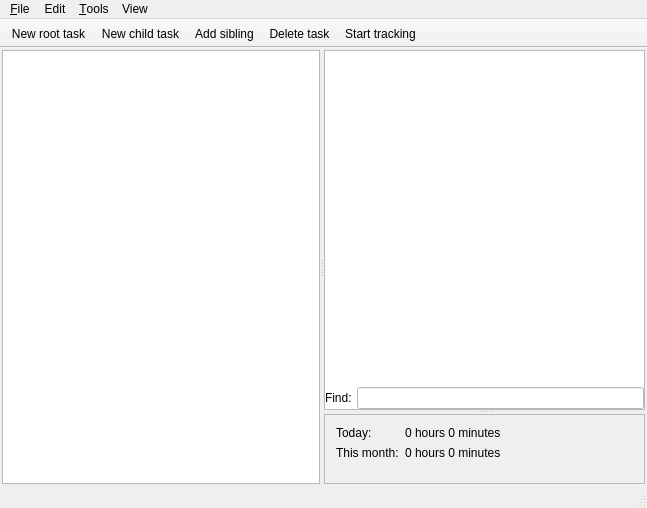
dmytrobogovych/noo, file client/mainwindow.ui: the form before one commit.
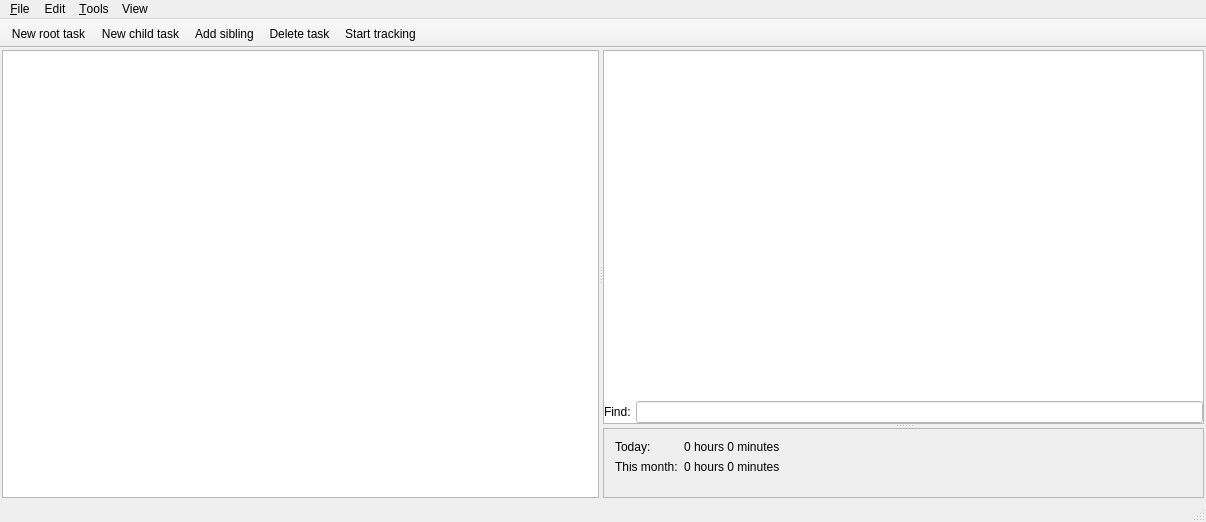
The form after the commit. Icons and pictures are not drawn. Custom widgets are drawn as their Qt base class.

```diff
--- a/client/mainwindow.ui
+++ b/client/mainwindow.ui
@@ -6,8 +6,8 @@
    <rect>
     <x>0</x>
     <y>0</y>
-    <width>647</width>
-    <height>508</height>
+    <width>1206</width>
+    <height>522</height>
    </rect>
   </property>
   <property name="sizePolicy">
@@ -253,8 +253,8 @@
     <rect>
      <x>0</x>
      <y>0</y>
-     <width>647</width>
-     <height>29</height>
+     <width>1206</width>
+     <height>22</height>
     </rect>
    </property>
    <widget class="QMenu" name="mFileMenu">
```
Left out of the diff: 16 changed lines with no effect on the pictures.
